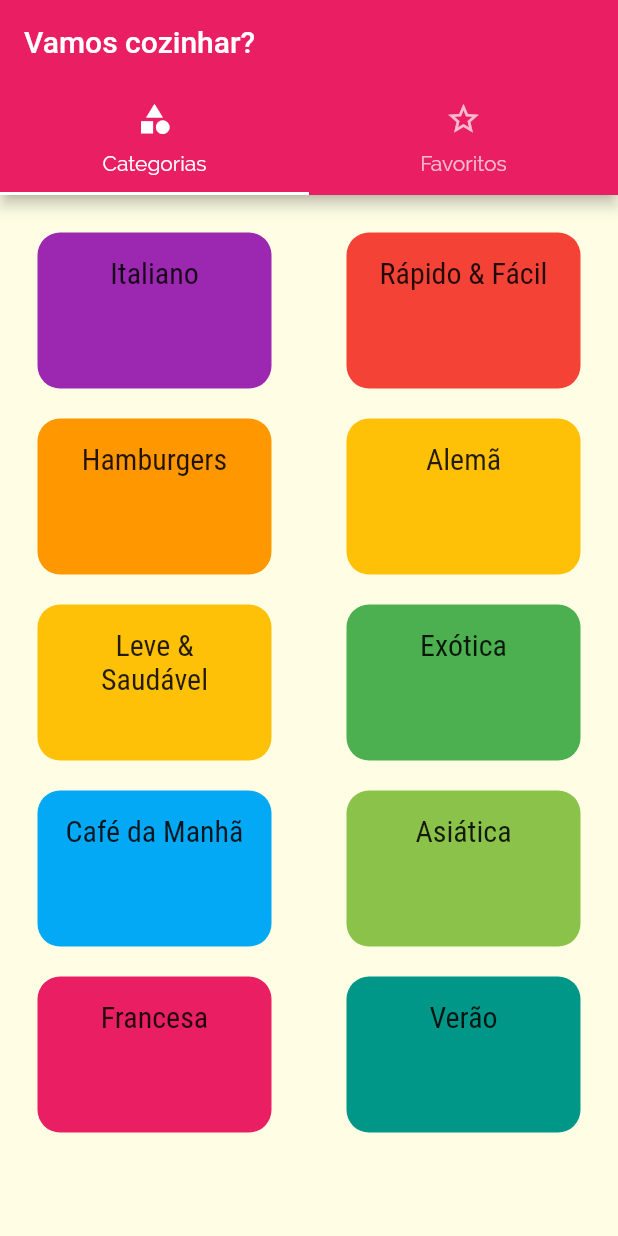
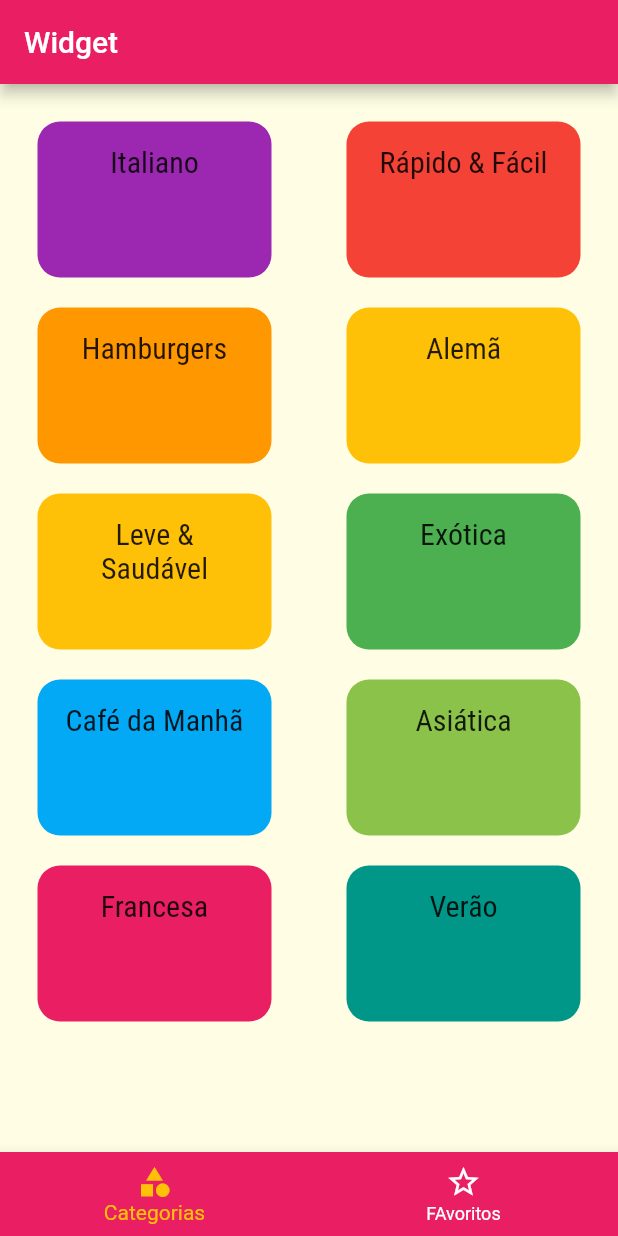
Before and after one commit to LuaDlc/dummy_data, a Flutter app: the screen it shows after launch, on a phone screen of 412 x 824 dp. Run offline on Flutter 3.47's test engine with Material 2 defaults, Android fonts, the phone set to English and light mode, and no system bars.

Commit message:
feature: tapBar na parte inferior

```diff
--- a/lib/main.dart
+++ b/lib/main.dart
@@ -1,5 +1,4 @@
 import 'package:dummy_data/pages/categories_meals_pages.dart';
-import 'package:dummy_data/pages/categories_pages.dart';
 import 'package:dummy_data/pages/meal_detail_screen.dart';
 import 'package:dummy_data/pages/tabs_pages.dart';
 import 'package:dummy_data/utils/app_routes.dart';
--- a/lib/pages/tabs_pages.dart
+++ b/lib/pages/tabs_pages.dart
@@ -2,33 +2,61 @@ import 'package:dummy_data/pages/categories_pages.dart';
 import 'package:dummy_data/pages/favorite_pages.dart';
 import 'package:flutter/material.dart';
 
-class TabsPages extends StatelessWidget {
+class TabsPages extends StatefulWidget {
   const TabsPages({super.key});
+
+  @override
+  State<TabsPages> createState() => _TabsPagesState();
+}
+
+class _TabsPagesState extends State<TabsPages> {
+  int _selectedScreenIndex = 0;
+
+  final List<Map<String, Object>> _pages = [
+    {
+      'title': 'Lista de categorias',
+      'screen': const CategoriesPages(),
+    },
+    {
+      'title': 'Meus Favoritos',
+      'screen': const FavoritePages(),
+    }
+  ];
+
+  _selectPage(int index) {
+    setState(() {
+      _selectedScreenIndex = index;
+    });
+  }
 
   @override
   Widget build(BuildContext context) {
     return DefaultTabController(
       length: 2,
+      // initialIndex: 1, define qual aba será o padrao, neste caso 0 ou 1
       child: Scaffold(
         appBar: AppBar(
-          title: const Text('Vamos cozinhar?'),
-          bottom: const TabBar(
-            tabs: [
-              Tab(
-                icon: Icon(
-                  Icons.category,
-                ),
-                text: 'Categorias',
-              ),
-              Tab(
-                icon: Icon(Icons.star_border_outlined),
-                text: 'Favoritos',
-              )
-            ],
-          ),
+          title: Text(_pages[_selectedScreenIndex]['screen'].toString()),
         ),
-        body: const TabBarView(
-            children: [CategoriesPages(), FavoritePages()]), //2 aba
+        body: _pages[_selectedScreenIndex]['screen'] as Widget,
+        bottomNavigationBar: BottomNavigationBar(
+            onTap: _selectPage,
+            backgroundColor: Theme.of(context).primaryColor,
+            unselectedItemColor: Colors.white,
+            selectedItemColor: Colors.amber,
+            currentIndex: _selectedScreenIndex,
+            items: const [
+              BottomNavigationBarItem(
+                  icon: Icon(
+                    Icons.category,
+                  ),
+                  label: 'Categorias'),
+              BottomNavigationBarItem(
+                  icon: Icon(
+                    Icons.star_border_outlined,
+                  ),
+                  label: 'FAvoritos')
+            ]),
       ),
     );
   }
```
